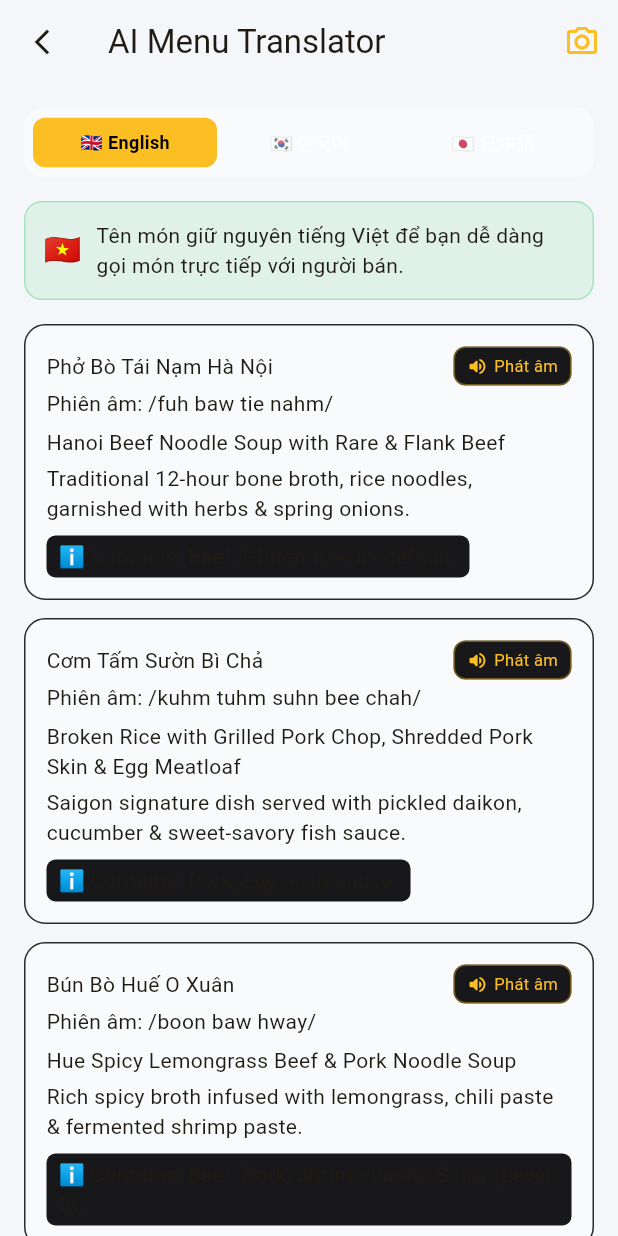
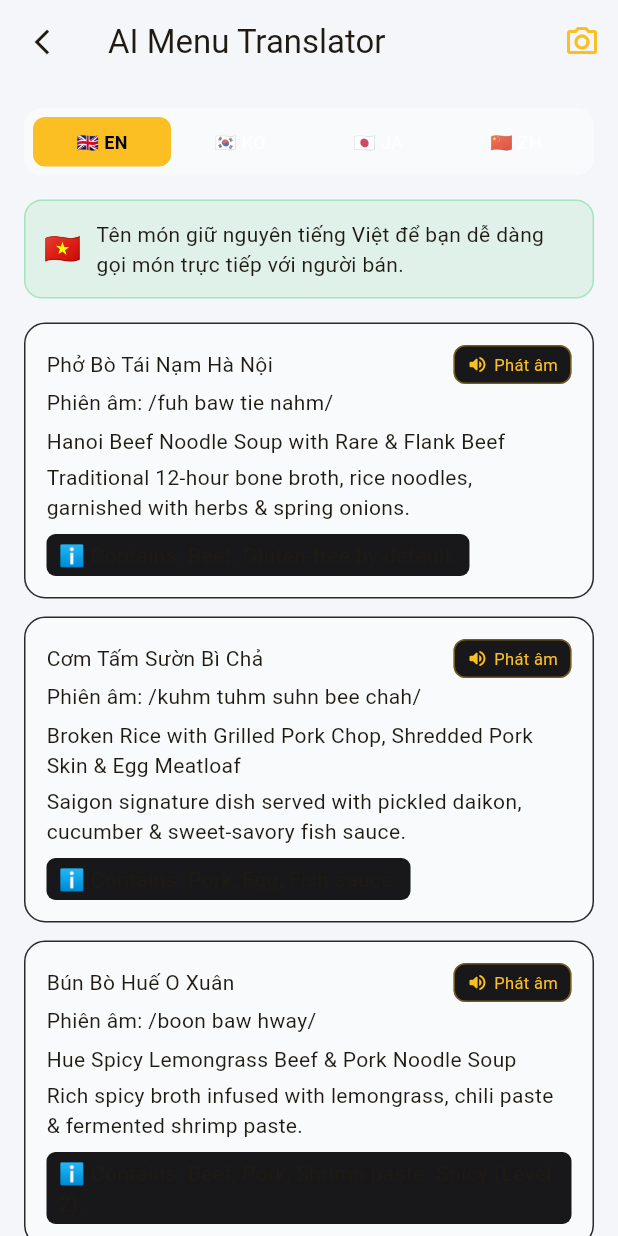
Before and after one commit to longcacrypto-afk/taste-of-vietnam, a Flutter app: the MenuTranslatorScreen screen opened directly, on a phone screen of 412 x 824 dp. Run offline on Flutter 3.47's test engine with Material 3 defaults, Android fonts, the phone set to English and light mode, and no system bars; network calls fail; Roboto replaces fonts that are missing (Be Vietnam Pro); statements that could not run were skipped.

Commit message:
feat(mobile): add Chinese (ZH) translation support to Flutter menu translator screen & drawer

```diff
--- a/mobile-flutter/lib/main.dart
+++ b/mobile-flutter/lib/main.dart
@@ -205,7 +205,7 @@ class _MainShellScreenState extends State<MainShellScreen> {
           ListTile(
             leading: const Icon(Icons.language, color: Colors.blueAccent),
             title: const Text('🌐 Menu Translator AI (M16)', style: TextStyle(fontWeight: FontWeight.w700)),
-            subtitle: const Text('EN / KO / JA — Giữ tên tiếng Việt', style: TextStyle(fontSize: 11)),
+            subtitle: const Text('EN / KO / JA / ZH — Giữ tên tiếng Việt', style: TextStyle(fontSize: 11)),
             onTap: () {
               Navigator.pop(context);
               Navigator.push(context, MaterialPageRoute(builder: (_) => const MenuTranslatorScreen()));
--- a/mobile-flutter/lib/screens/menu_translator_screen.dart
+++ b/mobile-flutter/lib/screens/menu_translator_screen.dart
@@ -107,6 +107,36 @@ class _MenuTranslatorScreenState extends State<MenuTranslatorScreen> {
         'diet': '完全ヴィーガン。ピーナッツ（タレ）使用。',
       },
     ],
+    'ZH': [
+      {
+        'vn': 'Phở Bò Tái Nạm Hà Nội',
+        'trans': '河内半熟牛腩牛肉粉',
+        'pronounce': 'fěn bō dài nán',
+        'desc': '12小时牛骨高汤慢火熬制，散发八角与烤姜清香，配鲜嫩半熟牛腩。',
+        'diet': '含牛肉。天然无麸质。',
+      },
+      {
+        'vn': 'Cơm Tấm Sườn Bì Chả',
+        'trans': '西贡蜜汁炭烤猪排碎米饭',
+        'pronounce': 'gēnbǎ suǒn bǐ zhǎ',
+        'desc': '西贡招牌美食，搭配炭烤猪排、蒸蛋肉饼与酸甜爽脆泡菜。',
+        'diet': '含猪肉、鸡蛋、鱼露。',
+      },
+      {
+        'vn': 'Bún Bò Huế O Xuân',
+        'trans': '顺化香茅微辣牛肉米粉',
+        'pronounce': 'būn bō huì',
+        'desc': '源自越南古都顺化，以香茅、辣椒油及发酵虾酱熬制的浓郁香辣汤底。',
+        'diet': '含牛肉、猪肉、虾酱。微辣（2级）。',
+      },
+      {
+        'vn': 'Gỏi Cuốn Chay Đậu Hũ',
+        'trans': '鲜素豆腐生春卷',
+        'pronounce': 'gēnlǎng sù dòufǔ',
+        'desc': '薄稻米纸卷入香炸豆腐、新鲜生菜与薄荷叶，配浓香花生蘸酱。',
+        'diet': '100% 纯素。蘸酱含花生过敏原。',
+      },
+    ],
   };
 
   void _speakPronunciation(String vn, String pronounce) {
@@ -187,9 +217,10 @@ class _MenuTranslatorScreenState extends State<MenuTranslatorScreen> {
         ),
         child: Row(
           children: [
-            _langBtn('EN', '🇬🇧 English'),
-            _langBtn('KO', '🇰🇷 한국어'),
-            _langBtn('JA', '🇯🇵 日本語'),
+            _langBtn('EN', '🇬🇧 EN'),
+            _langBtn('KO', '🇰🇷 KO'),
+            _langBtn('JA', '🇯🇵 JA'),
+            _langBtn('ZH', '🇨🇳 ZH'),
           ],
         ),
       );
```
